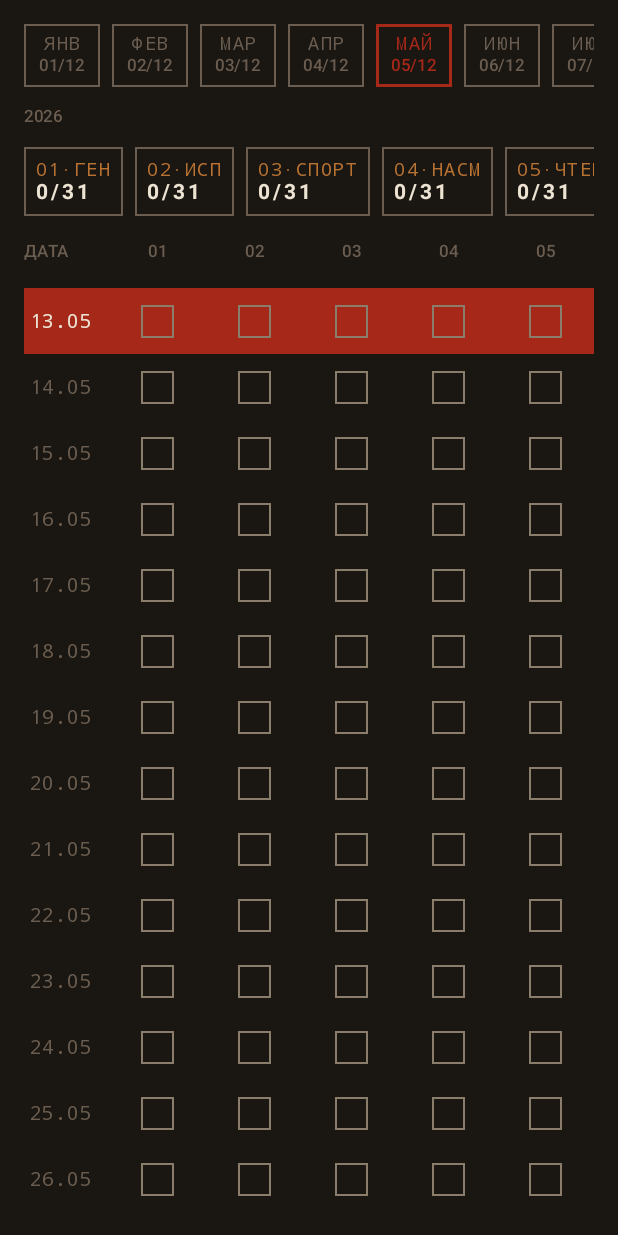
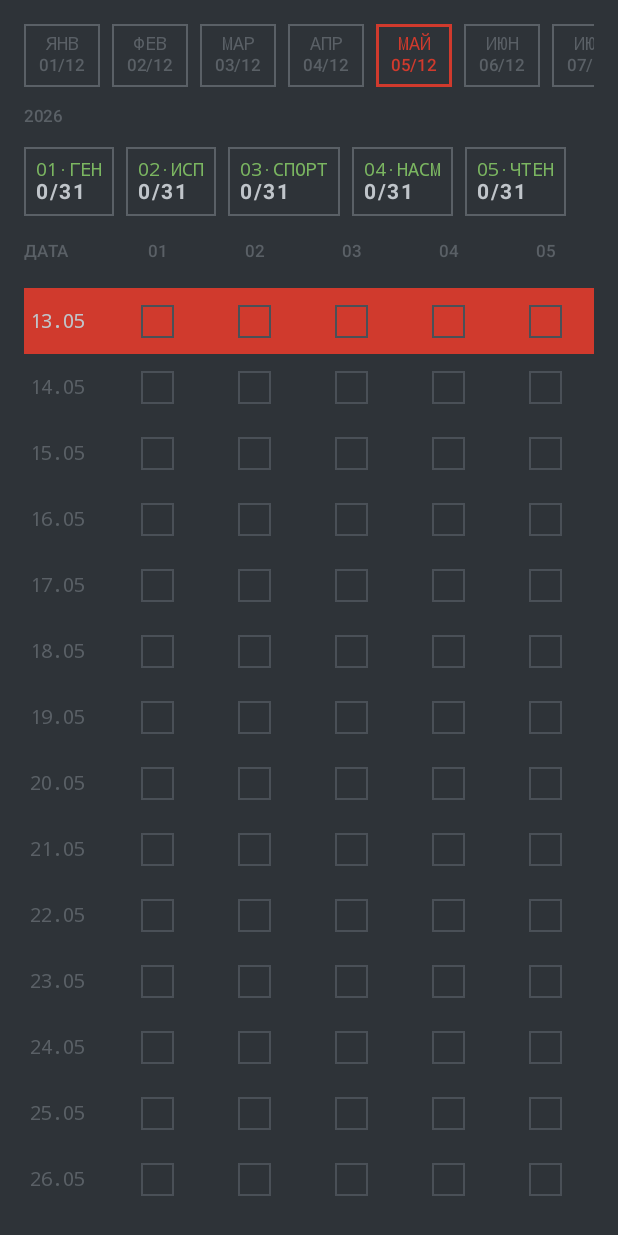
Before and after one commit to igorverevkin1992/avangard-app, an Android app built with Jetpack Compose: the screen it shows after launch (MainActivity), on a phone screen of 412 x 824 dp. Run offline under Robolectric (Android 15) with nearby library versions, the phone set to English and light mode, and no system bars; our stand-ins replace Dagger/Hilt's generated code, Room's generated code.

Commit message:
feat(v3.0): ISA-101 palette + pulpit primitives
Switches the colour system from the constructivist anthracite/copper
of v2 to a cold ISA-101 industrial HMI palette per the whitepaper:
Graphite + Carbon for surfaces, Steel for panel borders, LiveMetal for
text, Lattice for muted labels, Signal red reserved strictly for
critical states (Waste, hostage-block, Failed), and Approve as the
sparse confirmation green for Earned Pride and Approved badges.

Adds four pulpit-level primitives that the v3 module cards will compose:
  * PulpitPanel — sharp-bordered rectangular frame with optional label
  * HardButton — rectangular HMI button, no ripple/shadow, Default/Primary/Danger
  * LabelStrip — `NN·NAME` identification row with trailing slot
  * StatusBadge — text-only state badge: IDLE/STANDARD/MVD/APPROVED/FAIL/LOCKED

Renames MachineColors tokens project-wide to IsaColors with the
appropriate semantic mapping (Anthracite→Graphite, Ivory→LiveMetal,
WarmGray→Lattice, AtlasRed→Signal, ReardenCopper→Approve, SteelEdge→Steel,
BlueprintCyan absorbed into LiveMetal). Letter-spacing in body/label
typography dialled down for the dry monospace machine register.

https://claude.ai/code/session_01UZj9CXrfhnv3YyffMa3KX4

```diff
--- a/app/src/main/java/com/avangard/app/MainActivity.kt
+++ b/app/src/main/java/com/avangard/app/MainActivity.kt
@@ -13,7 +13,7 @@ import androidx.compose.material3.Scaffold
 import androidx.compose.runtime.Composable
 import androidx.compose.ui.Modifier
 import com.avangard.app.navigation.AvangardNavHost
-import com.avangard.app.ui.theme.MachineColors
+import com.avangard.app.ui.theme.IsaColors
 import com.avangard.app.ui.theme.MachineTheme
 import dagger.hilt.android.AndroidEntryPoint
 
@@ -31,7 +31,7 @@ private fun AvangardApp() {
     MachineTheme {
         Scaffold(
             modifier = Modifier.fillMaxSize(),
-            containerColor = MachineColors.Anthracite,
+            containerColor = IsaColors.Graphite,
             contentWindowInsets = WindowInsets.systemBars,
         ) { padding ->
             Box(Modifier.padding(padding)) {
--- a/app/src/main/java/com/avangard/app/core/ui/components/IndustrialCheckbox.kt
+++ b/app/src/main/java/com/avangard/app/core/ui/components/IndustrialCheckbox.kt
@@ -15,7 +15,7 @@ import androidx.compose.ui.Modifier
 import androidx.compose.ui.geometry.Offset
 import androidx.compose.ui.graphics.drawscope.Stroke
 import androidx.compose.ui.unit.dp
-import com.avangard.app.ui.theme.MachineColors
+import com.avangard.app.ui.theme.IsaColors
 
 @Composable
 fun IndustrialCheckbox(
@@ -24,7 +24,7 @@ fun IndustrialCheckbox(
     onCheckedChange: (Boolean) -> Unit,
     modifier: Modifier = Modifier,
 ) {
-    val color = if (checked) MachineColors.ReardenCopper else MachineColors.WarmGray
+    val color = if (checked) IsaColors.Approve else IsaColors.Lattice
     val interactionSource = remember { MutableInteractionSource() }
     Row(
         modifier = modifier.clickable(
--- a/app/src/main/java/com/avangard/app/core/ui/components/IndustrialToggle.kt
+++ b/app/src/main/java/com/avangard/app/core/ui/components/IndustrialToggle.kt
@@ -20,7 +20,7 @@ import androidx.compose.ui.geometry.Offset
 import androidx.compose.ui.geometry.Size
 import androidx.compose.ui.graphics.drawscope.Stroke
 import androidx.compose.ui.unit.dp
-import com.avangard.app.ui.theme.MachineColors
+import com.avangard.app.ui.theme.IsaColors
 
 /**
  * Hardware-style toggle: no ripple, no shadows. Mirrors the state shift of a
@@ -33,8 +33,8 @@ fun IndustrialToggle(
     onCheckedChange: (Boolean) -> Unit,
     modifier: Modifier = Modifier,
 ) {
-    val activeColor = MachineColors.ReardenCopper
-    val inactiveColor = MachineColors.WarmGray
+    val activeColor = IsaColors.Approve
+    val inactiveColor = IsaColors.Lattice
     val color = if (checked) activeColor else inactiveColor
     val knobOffset by animateFloatAsState(
         targetValue = if (checked) 1f else 0f,
--- a/app/src/main/java/com/avangard/app/feature/habits/HabitTrackerScreen.kt
+++ b/app/src/main/java/com/avangard/app/feature/habits/HabitTrackerScreen.kt
@@ -35,7 +35,7 @@ import androidx.compose.ui.unit.sp
 import androidx.hilt.navigation.compose.hiltViewModel
 import com.avangard.app.core.domain.model.Habit
 import com.avangard.app.core.domain.model.HabitMonthlyView
-import com.avangard.app.ui.theme.MachineColors
+import com.avangard.app.ui.theme.IsaColors
 import java.time.LocalDate
 import java.time.YearMonth
 
@@ -63,7 +63,7 @@ internal fun HabitTrackerContent(
     Column(
         modifier = modifier
             .fillMaxSize()
-            .background(MachineColors.Anthracite)
+            .background(IsaColors.Graphite)
             .padding(16.dp),
         verticalArrangement = Arrangement.spacedBy(12.dp),
     ) {
@@ -96,7 +96,7 @@ private fun MonthSelector(year: Int, month: Int, onSelect: (Int) -> Unit) {
     ) {
         months.forEachIndexed { index, label ->
             val active = (index + 1) == month
-            val color = if (active) MachineColors.AtlasRed else MachineColors.WarmGray
+            val color = if (active) IsaColors.Signal else IsaColors.Lattice
             val interactionSource = remember(label) { MutableInteractionSource() }
             Column(
                 horizontalAlignment = Alignment.CenterHorizontally,
@@ -124,7 +124,7 @@ private fun MonthSelector(year: Int, month: Int, onSelect: (Int) -> Unit) {
     }
     Text(
         text = "$year",
-        color = MachineColors.WarmGray,
+        color = IsaColors.Lattice,
         style = MaterialTheme.typography.labelSmall,
     )
 }
@@ -142,17 +142,17 @@ private fun AggregateRow(view: HabitMonthlyView?) {
             val total = view?.daysInMonth ?: 0
             Column(
                 modifier = Modifier
-                    .border(width = 1.dp, color = MachineColors.WarmGray)
+                    .border(width = 1.dp, color = IsaColors.Lattice)
                     .padding(8.dp),
             ) {
                 Text(
                     text = "${habit.code}·${habit.shortLabel}",
-                    color = MachineColors.ReardenCopper,
+                    color = IsaColors.Approve,
                     style = MaterialTheme.typography.labelMedium,
                 )
                 Text(
                     text = if (total == 0) "—" else "$count/$total",
-                    color = MachineColors.Ivory,
+                    color = IsaColors.LiveMetal,
                     style = MaterialTheme.typography.labelLarge,
                 )
             }
@@ -170,14 +170,14 @@ private fun ColumnHeader() {
     ) {
         Text(
             text = "ДАТА",
-            color = MachineColors.WarmGray,
+            color = IsaColors.Lattice,
             style = MaterialTheme.typography.labelSmall,
             modifier = Modifier.width(DATE_COL_WIDTH.dp),
         )
         Habit.entries.forEach { habit ->
             Text(
                 text = habit.code,
-                color = MachineColors.WarmGray,
+                color = IsaColors.Lattice,
                 style = MaterialTheme.typography.labelSmall,
                 textAlign = TextAlign.Center,
                 modifier = Modifier.weight(1f),
@@ -224,8 +224,8 @@ private fun DayRow(
     view: HabitMonthlyView?,
     onToggle: (LocalDate, Habit) -> Unit,
 ) {
-    val rowBg = if (isToday) MachineColors.AtlasRed else Color.Transparent
-    val dateColor = if (isToday) MachineColors.Ivory else MachineColors.WarmGray
+    val rowBg = if (isToday) IsaColors.Signal else Color.Transparent
+    val dateColor = if (isToday) IsaColors.LiveMetal else IsaColors.Lattice
     Row(
         modifier = Modifier
             .fillMaxWidth()
@@ -267,8 +267,8 @@ private fun HabitCell(isOn: Boolean, onClick: () -> Unit, modifier: Modifier = M
         Box(
             modifier = Modifier
                 .size(22.dp)
-                .border(width = 1.dp, color = MachineColors.SteelEdge)
-                .background(if (isOn) MachineColors.ReardenCopper else Color.Transparent),
+                .border(width = 1.dp, color = IsaColors.Steel)
+                .background(if (isOn) IsaColors.Approve else Color.Transparent),
         )
     }
 }
--- a/app/src/main/java/com/avangard/app/ui/theme/Color.kt
+++ b/app/src/main/java/com/avangard/app/ui/theme/Color.kt
@@ -2,12 +2,27 @@ package com.avangard.app.ui.theme
 
 import androidx.compose.ui.graphics.Color
 
-object MachineColors {
-    val Anthracite = Color(0xFF1A1612)
-    val Ivory = Color(0xFFEDE3D2)
-    val AtlasRed = Color(0xFFA52818)
-    val ReardenCopper = Color(0xFFB87333)
-    val WarmGray = Color(0xFF6B5E50)
-    val BlueprintCyan = Color(0xFF3A8FB7)
-    val SteelEdge = Color(0xFF8B7D6B)
+/**
+ * ISA-101 industrial HMI palette per the Verevkin's Lab manifesto.
+ * Cold, monochrome, signal-restrained — colour is information, not decoration.
+ */
+object IsaColors {
+    /** Primary background — matte concrete grey, low visual stimulation. */
+    val Graphite = Color(0xFF2E3338)
+    /** Deep surface for blocking modal screens (Earned Pride). */
+    val Carbon = Color(0xFF1E2226)
+    /** Panel borders, dividers. */
+    val Steel = Color(0xFF4A5057)
+    /** Primary text — high-contrast steel sheen. */
+    val LiveMetal = Color(0xFFC0C5CA)
+    /** Subdued text, labels, ticks. */
+    val Lattice = Color(0xFF5A6066)
+    /** Disabled / muted fills. */
+    val Mute = Color(0xFF383D43)
+    /** Overlay tint for hostage-locked Infra cards. */
+    val HostageGray = Color(0xFF353A40)
+    /** Reserved for critical states: Waste, blocked, failure. Never decoration. */
+    val Signal = Color(0xFFD03A2D)
+    /** Sparse confirmation green: Earned Pride flashes, Approved status badges. */
+    val Approve = Color(0xFF7BB661)
 }
--- a/app/src/main/java/com/avangard/app/ui/theme/Theme.kt
+++ b/app/src/main/java/com/avangard/app/ui/theme/Theme.kt
@@ -4,24 +4,24 @@ import androidx.compose.material3.MaterialTheme
 import androidx.compose.material3.darkColorScheme
 import androidx.compose.runtime.Composable
 
-private val MachineColorScheme = darkColorScheme(
-    primary = MachineColors.ReardenCopper,
-    onPrimary = MachineColors.Anthracite,
-    secondary = MachineColors.BlueprintCyan,
-    onSecondary = MachineColors.Anthracite,
-    error = MachineColors.AtlasRed,
-    onError = MachineColors.Ivory,
-    background = MachineColors.Anthracite,
-    onBackground = MachineColors.Ivory,
-    surface = MachineColors.Anthracite,
-    onSurface = MachineColors.Ivory,
-    outline = MachineColors.WarmGray,
+private val IsaColorScheme = darkColorScheme(
+    primary = IsaColors.Approve,
+    onPrimary = IsaColors.Carbon,
+    secondary = IsaColors.LiveMetal,
+    onSecondary = IsaColors.Carbon,
+    error = IsaColors.Signal,
+    onError = IsaColors.LiveMetal,
+    background = IsaColors.Graphite,
+    onBackground = IsaColors.LiveMetal,
+    surface = IsaColors.Graphite,
+    onSurface = IsaColors.LiveMetal,
+    outline = IsaColors.Steel,
 )
 
 @Composable
 fun MachineTheme(content: @Composable () -> Unit) {
     MaterialTheme(
-        colorScheme = MachineColorScheme,
+        colorScheme = IsaColorScheme,
         typography = MachineTypography,
         content = content,
     )
--- a/app/src/main/java/com/avangard/app/ui/theme/Type.kt
+++ b/app/src/main/java/com/avangard/app/ui/theme/Type.kt
@@ -67,18 +67,18 @@ val MachineTypography = Typography(
         fontFamily = DisplayFamily,
         fontWeight = FontWeight.Normal,
         fontSize = 14.sp,
-        letterSpacing = 0.5.sp,
+        letterSpacing = 0.sp,
     ),
     labelLarge = TextStyle(
         fontFamily = DisplayFamily,
         fontWeight = FontWeight.Bold,
         fontSize = 14.sp,
-        letterSpacing = 2.sp,
+        letterSpacing = 1.sp,
     ),
     labelMedium = TextStyle(
         fontFamily = MonoFamily,
         fontWeight = FontWeight.Normal,
         fontSize = 12.sp,
-        letterSpacing = 1.sp,
+        letterSpacing = 0.sp,
     ),
 )
```
Also changed, not shown: app/src/main/java/com/avangard/app/core/ui/components/HardButton.kt (added, +55 -0 lines), app/src/main/java/com/avangard/app/core/ui/components/LabelStrip.kt (added, +36 -0 lines), app/src/main/java/com/avangard/app/core/ui/components/PulpitPanel.kt (added, +62 -0 lines), app/src/main/java/com/avangard/app/core/ui/components/StatusBadge.kt (added, +48 -0 lines).
